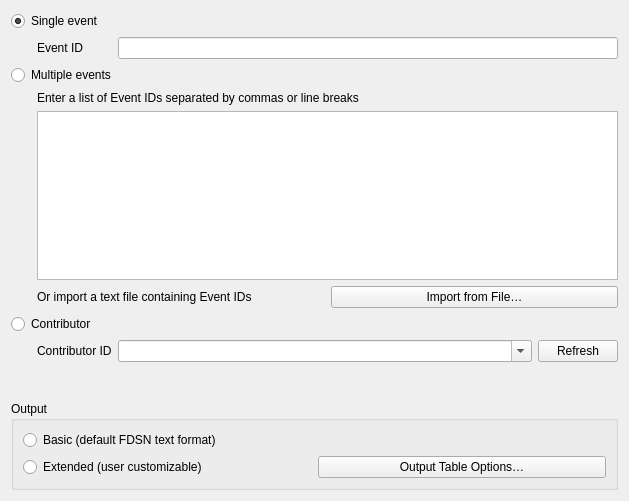
First picture: the form in qquake/ui/filter_by_id_widget_base.ui, repository INGV/qquake, before the edit.
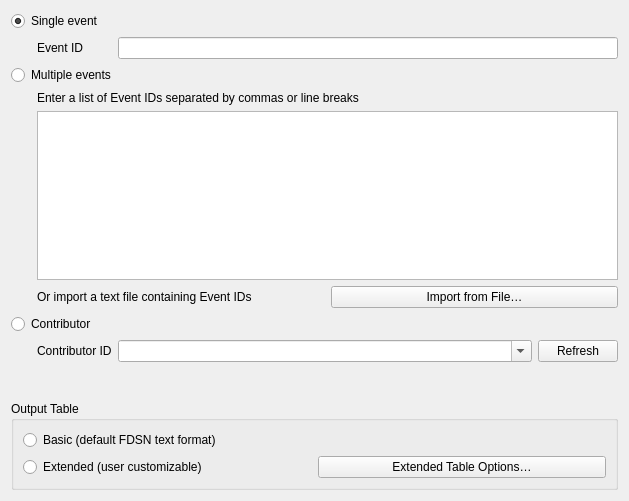
Second picture: the form after the edit. Custom widgets are drawn as their Qt base class.

Diff of the .ui file:
```diff
--- a/qquake/ui/filter_by_id_widget_base.ui
+++ b/qquake/ui/filter_by_id_widget_base.ui
@@ -58,7 +58,7 @@
    <item row="8" column="0" colspan="3">
     <widget class="QGroupBox" name="groupBox_4">
      <property name="title">
-      <string>Output</string>
+      <string>Output Table</string>
      </property>
      <layout class="QGridLayout" name="gridLayout_8">
       <item row="1" column="0">
@@ -71,7 +71,7 @@
       <item row="1" column="1">
        <widget class="QPushButton" name="output_table_options_button">
         <property name="text">
-         <string>Output Table Options…</string>
+         <string>Extended Table Options…</string>
         </property>
        </widget>
       </item>
```
